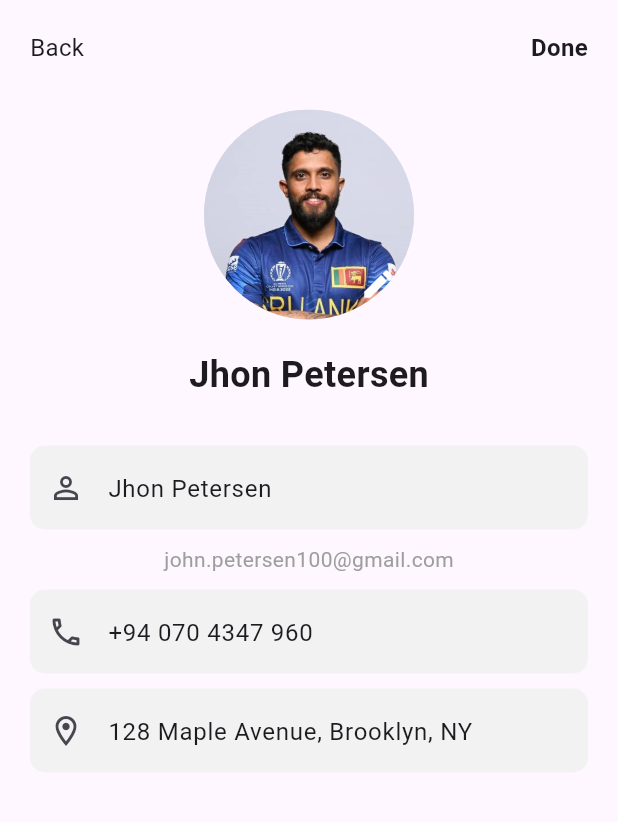
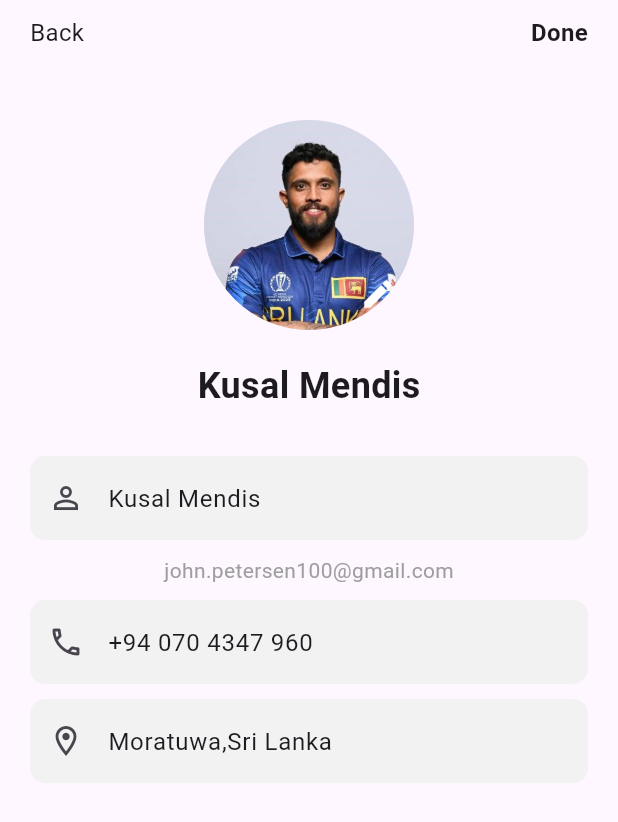
Before and after one commit to Woofy2001/ProjectBluePrint, a Flutter app: the screen it shows after launch, after a tap on "Edit", on a phone screen of 412 x 824 dp. Shown: the top 822 px of the screen. Run offline on Flutter 3.47's test engine with Material 3 defaults, Android fonts, the phone set to English and light mode, and no system bars; our stand-ins replace image_picker; Roboto replaces fonts that are missing (Poppins).

Commit message:
changed the user profile to fit the screen

```diff
--- a/blueprint_userprofile/lib/screens/profile_edit.dart
+++ b/blueprint_userprofile/lib/screens/profile_edit.dart
@@ -1,6 +1,6 @@
 import 'package:flutter/material.dart';
-import 'package:image_picker/image_picker.dart'; // Import image picker
-import 'dart:io'; // For File class
+import 'package:image_picker/image_picker.dart';
+import 'dart:io';
 import '../models/user_profile_data.dart';
 
 class ProfileEdit extends StatefulWidget {
@@ -17,7 +17,7 @@ class _ProfileEditState extends State<ProfileEdit> {
   late TextEditingController phoneController;
   late TextEditingController addressController;
 
-  XFile? _profileImage; // For storing the picked image
+  XFile? _profileImage;
 
   @override
   void initState() {
@@ -35,7 +35,6 @@ class _ProfileEditState extends State<ProfileEdit> {
     super.dispose();
   }
 
-  // Function to pick image
   Future<void> _pickImage() async {
     final picker = ImagePicker();
     final pickedFile = await picker.pickImage(source: ImageSource.gallery);
@@ -46,7 +45,6 @@ class _ProfileEditState extends State<ProfileEdit> {
     }
   }
 
-  // Function to show bottom sheet with options
   void _showBottomSheet() {
     showModalBottomSheet(
       context: context,
@@ -68,7 +66,6 @@ class _ProfileEditState extends State<ProfileEdit> {
                 leading: const Icon(Icons.remove_red_eye),
                 title: const Text('View Profile Picture'),
                 onTap: () {
-                  // Add functionality to view the current profile picture in full screen
                   Navigator.pop(context);
                 },
               ),
@@ -96,12 +93,77 @@ class _ProfileEditState extends State<ProfileEdit> {
   Widget build(BuildContext context) {
     return Scaffold(
       body: SafeArea(
-        child: Padding(
-          padding: const EdgeInsets.all(20),
-          child: Column(
-            children: [
-              // Top bar
-              Row(
+        child: Stack(
+          children: [
+            Padding(
+              padding: const EdgeInsets.fromLTRB(
+                20,
+                80,
+                20,
+                20,
+              ), // shifted down
+              child: Column(
+                children: [
+                  Stack(
+                    alignment: Alignment.bottomRight,
+                    children: [
+                      CircleAvatar(
+                        radius: 70,
+                        backgroundImage:
+                            _profileImage == null
+                                ? AssetImage('assets/images/profile.jpg')
+                                    as ImageProvider
+                                : FileImage(File(_profileImage!.path)),
+                      ),
+                      IconButton(
+                        icon: const Icon(Icons.edit, color: Colors.white),
+                        onPressed: _showBottomSheet,
+                      ),
+                    ],
+                  ),
+                  const SizedBox(height: 20),
+                  Text(
+                    widget.user.name,
+                    style: const TextStyle(
+                      fontSize: 24,
+                      fontWeight: FontWeight.bold,
+                    ),
+                  ),
+                  const SizedBox(height: 30),
+                  TextField(
+                    controller: nameController,
+                    decoration: _fieldDecoration(
+                      'New username',
+                      Icons.person_outline,
+                    ),
+                  ),
+                  const SizedBox(height: 10),
+                  Text(
+                    widget.user.email,
+                    style: const TextStyle(color: Colors.grey),
+                  ),
+                  const SizedBox(height: 10),
+                  TextField(
+                    controller: phoneController,
+                    decoration: _fieldDecoration(
+                      'New contact number',
+                      Icons.phone_outlined,
+                    ),
+                  ),
+                  const SizedBox(height: 10),
+                  TextField(
+                    controller: addressController,
+                    decoration: _fieldDecoration(
+                      'New address',
+                      Icons.location_on_outlined,
+                    ),
+                  ),
+                ],
+              ),
+            ),
+            Padding(
+              padding: const EdgeInsets.symmetric(horizontal: 20, vertical: 10),
+              child: Row(
                 mainAxisAlignment: MainAxisAlignment.spaceBetween,
                 children: [
                   GestureDetector(
@@ -129,72 +191,8 @@ class _ProfileEditState extends State<ProfileEdit> {
                   ),
                 ],
               ),
-              const SizedBox(height: 30),
-
-              // Profile image with edit button
-              Stack(
-                alignment: Alignment.bottomRight,
-                children: [
-                  CircleAvatar(
-                    radius: 70,
-                    backgroundImage:
-                        _profileImage == null
-                            ? AssetImage('assets/images/profile.jpg')
-                                as ImageProvider
-                            : FileImage(File(_profileImage!.path)),
-                  ),
-                  IconButton(
-                    icon: const Icon(Icons.edit, color: Colors.white),
-                    onPressed: _showBottomSheet, // Show popup for options
-                  ),
-                ],
-              ),
-              const SizedBox(height: 20),
-
-              Text(
-                widget.user.name,
-                style: const TextStyle(
-                  fontSize: 24,
-                  fontWeight: FontWeight.bold,
-                ),
-              ),
-              const SizedBox(height: 30),
-
-              // Editable Fields
-              TextField(
-                controller: nameController,
-                decoration: _fieldDecoration(
-                  'New username',
-                  Icons.person_outline,
-                ),
-              ),
-              const SizedBox(height: 10),
-
-              Text(
-                widget.user.email,
-                style: const TextStyle(color: Colors.grey),
-              ),
-
-              const SizedBox(height: 10),
-
-              TextField(
-                controller: phoneController,
-                decoration: _fieldDecoration(
-                  'New contact number',
-                  Icons.phone_outlined,
-                ),
-              ),
-              const SizedBox(height: 10),
-
-              TextField(
-                controller: addressController,
-                decoration: _fieldDecoration(
-                  'New address',
-                  Icons.location_on_outlined,
-                ),
-              ),
-            ],
-          ),
+            ),
+          ],
         ),
       ),
     );
--- a/blueprint_userprofile/lib/screens/user_profile.dart
+++ b/blueprint_userprofile/lib/screens/user_profile.dart
@@ -11,10 +11,10 @@ class UserProfile extends StatefulWidget {
 
 class _UserProfileState extends State<UserProfile> {
   UserProfileData user = UserProfileData(
-    name: 'Jhon Petersen',
+    name: 'Kusal Mendis',
     email: 'john.petersen100@gmail.com',
     phone: '+94 070 4347 960',
-    address: '128 Maple Avenue, Brooklyn, NY',
+    address: 'Moratuwa,Sri Lanka',
   );
 
   void updateUser(UserProfileData updatedUser) {
@@ -27,13 +27,56 @@ class _UserProfileState extends State<UserProfile> {
   Widget build(BuildContext context) {
     return Scaffold(
       body: SafeArea(
-        child: Padding(
-          padding: const EdgeInsets.all(20),
-          child: Column(
-            crossAxisAlignment: CrossAxisAlignment.start,
-            children: [
-              // Top bar
-              Row(
+        child: Stack(
+          children: [
+            Padding(
+              padding: const EdgeInsets.fromLTRB(20, 140, 20, 20), // More DOWN
+              child: Column(
+                crossAxisAlignment: CrossAxisAlignment.start,
+                children: [
+                  const Center(
+                    child: CircleAvatar(
+                      radius: 70,
+                      backgroundImage: AssetImage('assets/images/profile.jpg'),
+                    ),
+                  ),
+                  const SizedBox(height: 20),
+                  Center(
+                    child: Text(
+                      user.name,
+                      style: const TextStyle(
+                        fontSize: 24,
+                        fontWeight: FontWeight.bold,
+                      ),
+                    ),
+                  ),
+                  const SizedBox(height: 30),
+                  ListTile(
+                    contentPadding: EdgeInsets.zero,
+                    leading: const Icon(Icons.person_outline),
+                    title: Text(
+                      user.name,
+                      style: const TextStyle(fontWeight: FontWeight.bold),
+                    ),
+                    subtitle: Text(user.email),
+                  ),
+                  ListTile(
+                    contentPadding: EdgeInsets.zero,
+                    leading: const Icon(Icons.phone_outlined),
+                    title: Text(user.phone),
+                  ),
+                  ListTile(
+                    contentPadding: EdgeInsets.zero,
+                    leading: const Icon(Icons.location_on_outlined),
+                    title: Text(user.address),
+                  ),
+                ],
+              ),
+            ),
+            // Top row
+            Padding(
+              padding: const EdgeInsets.symmetric(horizontal: 20, vertical: 10),
+              child: Row(
                 mainAxisAlignment: MainAxisAlignment.spaceBetween,
                 children: [
                   const Text('Back', style: TextStyle(fontSize: 16)),
@@ -59,50 +102,8 @@ class _UserProfileState extends State<UserProfile> {
                   ),
                 ],
               ),
-              const SizedBox(height: 30),
-
-              const Center(
-                child: CircleAvatar(
-                  radius: 70,
-                  backgroundImage: AssetImage('assets/images/profile.jpg'),
-                ),
-              ),
-              const SizedBox(height: 20),
-
-              Center(
-                child: Text(
-                  user.name,
-                  style: const TextStyle(
-                    fontSize: 24,
-                    fontWeight: FontWeight.bold,
-                  ),
-                ),
-              ),
-              const SizedBox(height: 30),
-
-              ListTile(
-                contentPadding: EdgeInsets.zero,
-                leading: const Icon(Icons.person_outline),
-                title: Text(
-                  user.name,
-                  style: const TextStyle(fontWeight: FontWeight.bold),
-                ),
-                subtitle: Text(user.email),
-              ),
-
-              ListTile(
-                contentPadding: EdgeInsets.zero,
-                leading: const Icon(Icons.phone_outlined),
-                title: Text(user.phone),
-              ),
-
-              ListTile(
-                contentPadding: EdgeInsets.zero,
-                leading: const Icon(Icons.location_on_outlined),
-                title: Text(user.address),
-              ),
-            ],
-          ),
+            ),
+          ],
         ),
       ),
     );
```
